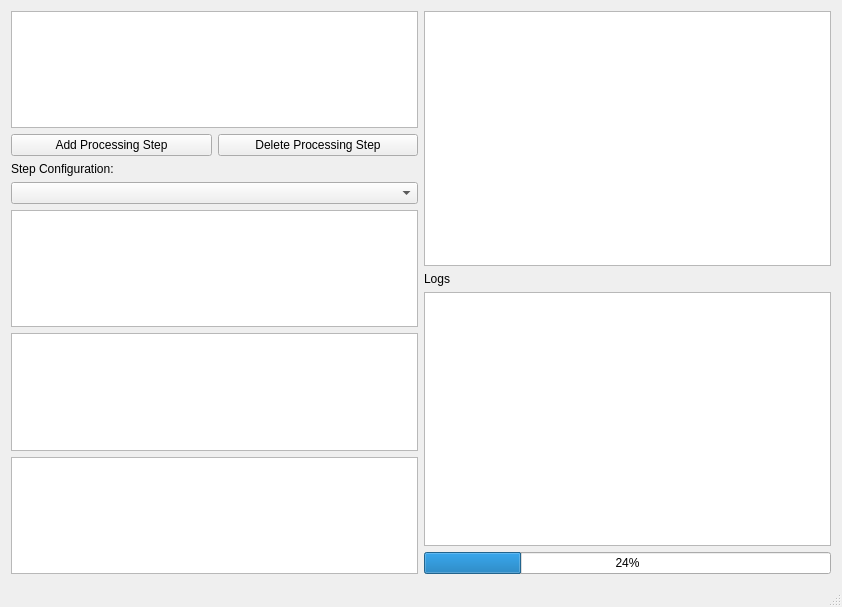
Qt form code/gui/mainwindow.ui (TU-Berlin-CVRS/uipf) before a commit.
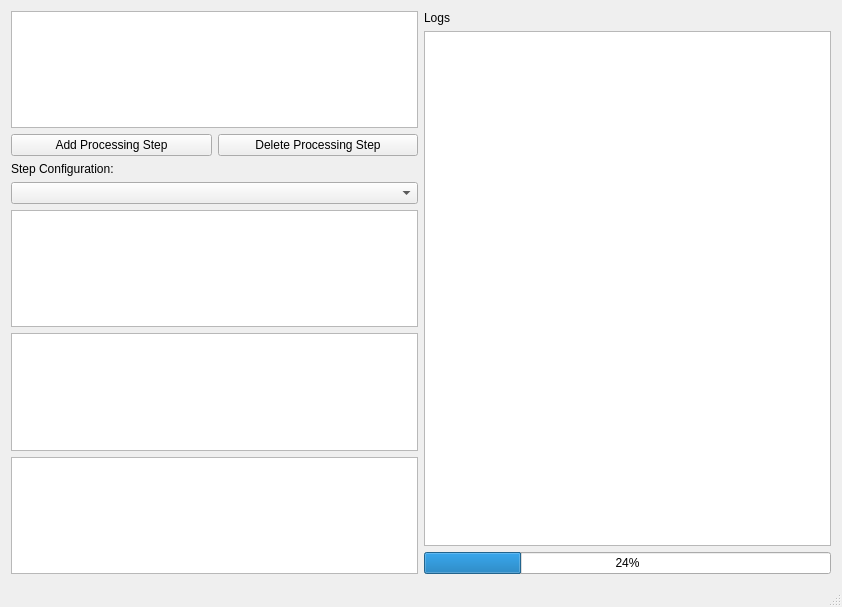
The same form after that commit.

Diff of the .ui file:
```diff
--- a/code/gui/mainwindow.ui
+++ b/code/gui/mainwindow.ui
@@ -17,9 +17,6 @@
    <layout class="QGridLayout" name="gridLayout">
     <item row="0" column="2">
      <layout class="QVBoxLayout" name="verticalLayoutRight">
-      <item>
-       <widget class="QTreeView" name="treeProcessingChain"/>
-      </item>
       <item>
        <widget class="QLabel" name="labelLogs">
         <property name="text">
```
Left out of the diff: 2 changed lines with no effect on the pictures.
